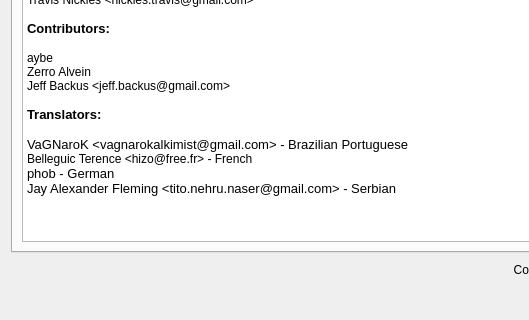
First picture: the form in src/aboutdialog.ui, repository AntiMicroX/antimicrox, before the edit; both pictures show x 0 to 529 and y 160 to 480 of the 640 by 480 pixel window.
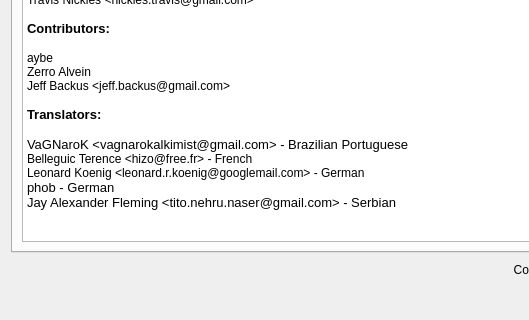
Second picture: the form after the edit. Icons and pictures are not drawn.

Patch:
```diff
--- a/src/aboutdialog.ui
+++ b/src/aboutdialog.ui
@@ -146,6 +146,7 @@
 &lt;p style=&quot;-qt-paragraph-type:empty; margin-top:0px; margin-bottom:0px; margin-left:0px; margin-right:0px; -qt-block-indent:0; text-indent:0px; font-weight:600;&quot;&gt;&lt;br /&gt;&lt;/p&gt;
 &lt;p style=&quot; margin-top:0px; margin-bottom:0px; margin-left:0px; margin-right:0px; -qt-block-indent:0; text-indent:0px;&quot;&gt;VaGNaroK &amp;lt;vagnarokalkimist@gmail.com&amp;gt; - Brazilian Portuguese&lt;/p&gt;
 &lt;p style=&quot; margin-top:0px; margin-bottom:0px; margin-left:0px; margin-right:0px; -qt-block-indent:0; text-indent:0px;&quot;&gt;&lt;span style=&quot; font-family:'DejaVu Sans'; font-size:9pt;&quot;&gt;Belleguic Terence &amp;lt;hizo@free.fr&amp;gt; - French&lt;/span&gt;&lt;/p&gt;
+&lt;p style=&quot; margin-top:0px; margin-bottom:0px; margin-left:0px; margin-right:0px; -qt-block-indent:0; text-indent:0px;&quot;&gt;&lt;span style=&quot; font-family:'DejaVu Sans'; font-size:9pt;&quot;&gt;Leonard Koenig &amp;lt;leonard.r.koenig@googlemail.com&amp;gt; - German&lt;/span&gt;&lt;/p&gt;
 &lt;p style=&quot; margin-top:0px; margin-bottom:0px; margin-left:0px; margin-right:0px; -qt-block-indent:0; text-indent:0px;&quot;&gt;phob - German&lt;/p&gt;
 &lt;p style=&quot; margin-top:0px; margin-bottom:0px; margin-left:0px; margin-right:0px; -qt-block-indent:0; text-indent:0px;&quot;&gt;Jay Alexander Fleming &amp;lt;tito.nehru.naser@gmail.com&amp;gt; - Serbian&lt;/p&gt;
 &lt;p style=&quot;-qt-paragraph-type:empty; margin-top:0px; margin-bottom:0px; margin-left:0px; margin-right:0px; -qt-block-indent:0; text-indent:0px;&quot;&gt;&lt;br /&gt;&lt;/p&gt;&lt;/body&gt;&lt;/html&gt;</string>
```
